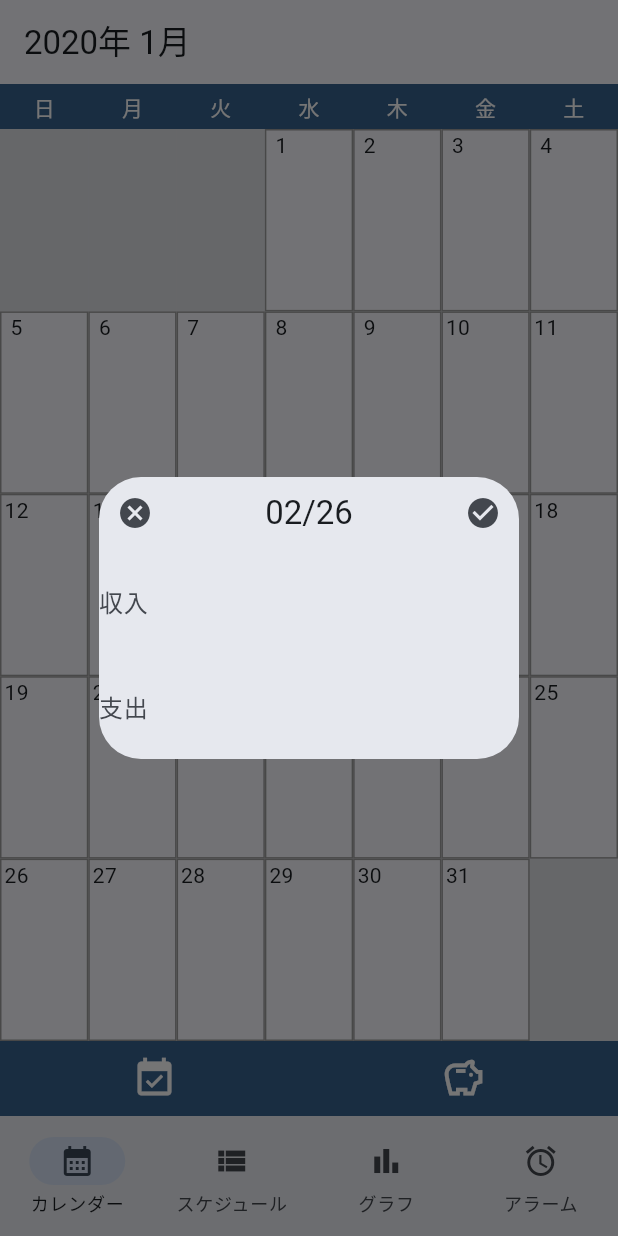
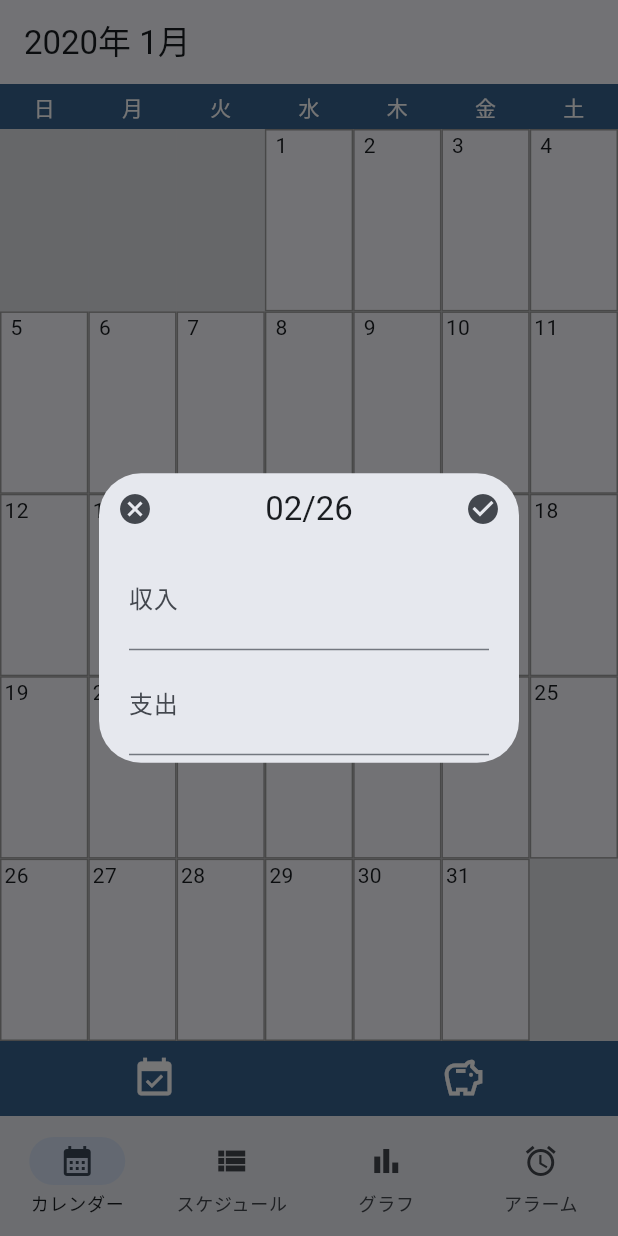
Before and after one commit to Shota-Abe/ChikokuGenkin, a Flutter app: the screen it shows after launch, after a tap on the "savings" icon, on a phone screen of 412 x 824 dp. Run offline on Flutter 3.47's test engine with Material 2 defaults, Android fonts, the phone set to English and light mode, and no system bars; our stand-ins replace shared_preferences, sqflite, syncfusion_flutter_charts, wakelock; missing offline and left inert: alarm; accounts and stored records are empty.

Commit message:
UIの調整

```diff
--- a/lib/pages/calendar.dart
+++ b/lib/pages/calendar.dart
@@ -391,6 +391,8 @@ class _CalendarViewState extends State<CalendarView> {
             Row(
               children: [
                 Expanded(
+                  child: Padding(
+                    padding: const EdgeInsets.only(left: 20, right: 20),
                     child: TextField(
                       textAlign: TextAlign.right,
                       inputFormatters: <TextInputFormatter>[
@@ -398,10 +400,9 @@ class _CalendarViewState extends State<CalendarView> {
                       ],
                       controller: revenueContoroller,
                       style: const TextStyle(fontSize: 25),
-                    decoration: const InputDecoration(
-                        border: InputBorder.none,
-                        hintText: '0',
-                        labelText: '収入'),
+                      decoration:
+                          const InputDecoration(hintText: '0', labelText: '収入'),
+                    ),
                   ),
                 ),
               ],
@@ -409,6 +410,9 @@ class _CalendarViewState extends State<CalendarView> {
             Row(
               children: [
                 Expanded(
+                    child: Padding(
+                  padding:
+                      const EdgeInsets.only(left: 20, right: 20, bottom: 5),
                   child: TextField(
                     textAlign: TextAlign.right,
                     inputFormatters: <TextInputFormatter>[
@@ -416,8 +420,9 @@ class _CalendarViewState extends State<CalendarView> {
                     ],
                     controller: expenditureContoroller,
                     style: const TextStyle(fontSize: 25),
-                  decoration: const InputDecoration(
-                      border: InputBorder.none, hintText: '0', labelText: '支出'),
+                    decoration:
+                        const InputDecoration(hintText: '0', labelText: '支出'),
+                  ),
                 )),
               ],
             )
```
Also changed, not shown: lib/pages/chart_page.dart (+6 -2 lines). Lines whose indentation alone changed are shown as unchanged.
